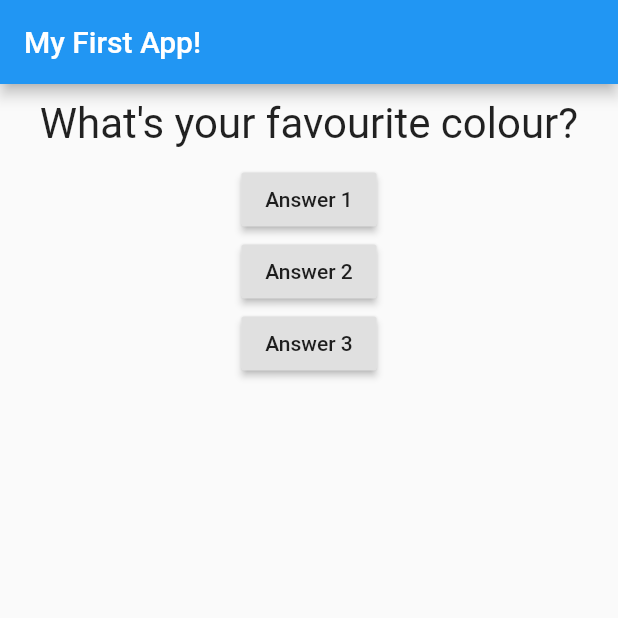
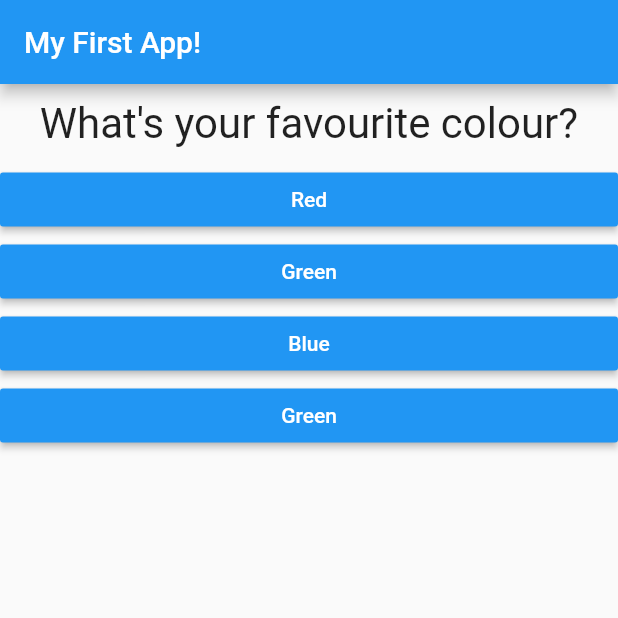
Before and after one commit to akhilvp07/flutter_quiz_app, a Flutter app: the screen it shows after launch, on a phone screen of 412 x 824 dp, the top half of it. Run offline on Flutter 3.47's test engine with Material 2 defaults, Android fonts, the phone set to English and light mode, and no system bars.

Commit message:
Added 'Answer' widget

```diff
--- /dev/null
+++ b/lib/answer.dart
@@ -0,0 +1,21 @@
+import 'package:flutter/material.dart';
+
+class Answer extends StatelessWidget {
+  final Function answerHandler;
+  final String answerText;
+
+  Answer(this.answerHandler, this.answerText);
+
+  @override
+  Widget build(BuildContext context) {
+    return Container(
+      width: double.infinity,
+      child: RaisedButton(
+        color: Colors.blue,
+        textColor: Colors.white,
+        child: Text(answerText),
+        onPressed: answerHandler,
+      ),
+    );
+  }
+}
--- a/lib/main.dart
+++ b/lib/main.dart
@@ -1,6 +1,7 @@
 import 'package:flutter/material.dart';
 
 import './question.dart';
+import './answer.dart';
 
 // void main() {
 //   runApp(MyApp());
@@ -27,8 +28,18 @@ class _MyAppState extends State<MyApp> {
   @override
   Widget build(BuildContext context) {
     var questions = [
-      'What\'s your favourite colour?',
-      'What\'s your favourite animal?',
+      {
+        'questionText': 'What\'s your favourite colour?',
+        'answers': ['Red', 'Green', 'Blue', 'Green'],
+      },
+      {
+        'questionText': 'What\'s your favourite animal?',
+        'answers': ['Lion', 'Tiger', 'Bear', 'Deer'],
+      },
+      {
+        'questionText': 'What\'s your favourite food?',
+        'answers': ['Rice', 'Noodles', 'Burger', 'Cake'],
+      },
     ];
     var scaffold = Scaffold(
       appBar: AppBar(
@@ -37,23 +48,13 @@ class _MyAppState extends State<MyApp> {
       body: Column(
         children: [
           Question(
-            questions[_questionIndex],
+            questions[_questionIndex]['questionText'],
           ),
-          RaisedButton(
-            child: Text('Answer 1'),
-            onPressed: _answerQuestion,
-          ),
-          RaisedButton(
-            child: Text('Answer 2'),
-            onPressed: () => print('Answer 2 chosen!'),
-          ),
-          RaisedButton(
-            child: Text('Answer 3'),
-            onPressed: () {
-              //comment
-              print('Answer 3 chosen!');
-            },
-          ),
+          //Answers
+          ...(questions[_questionIndex]['answers'] as List<String>)
+              .map((answer) {
+            return Answer(_answerQuestion, answer);
+          }).toList()
         ],
       ),
     );
```
